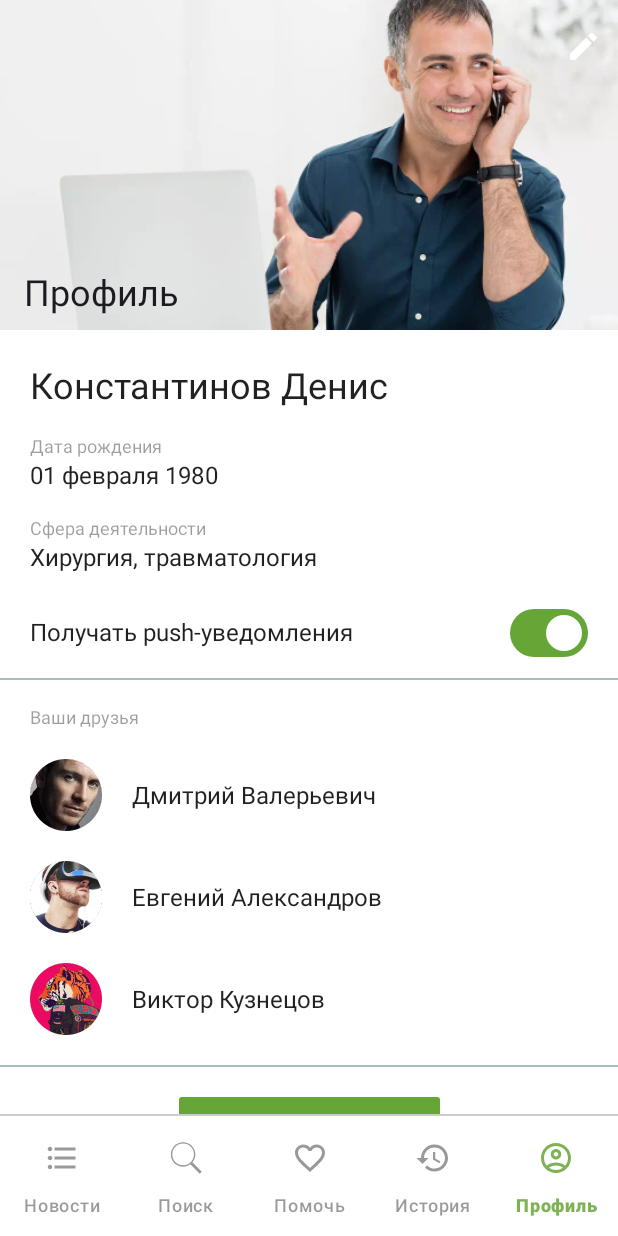
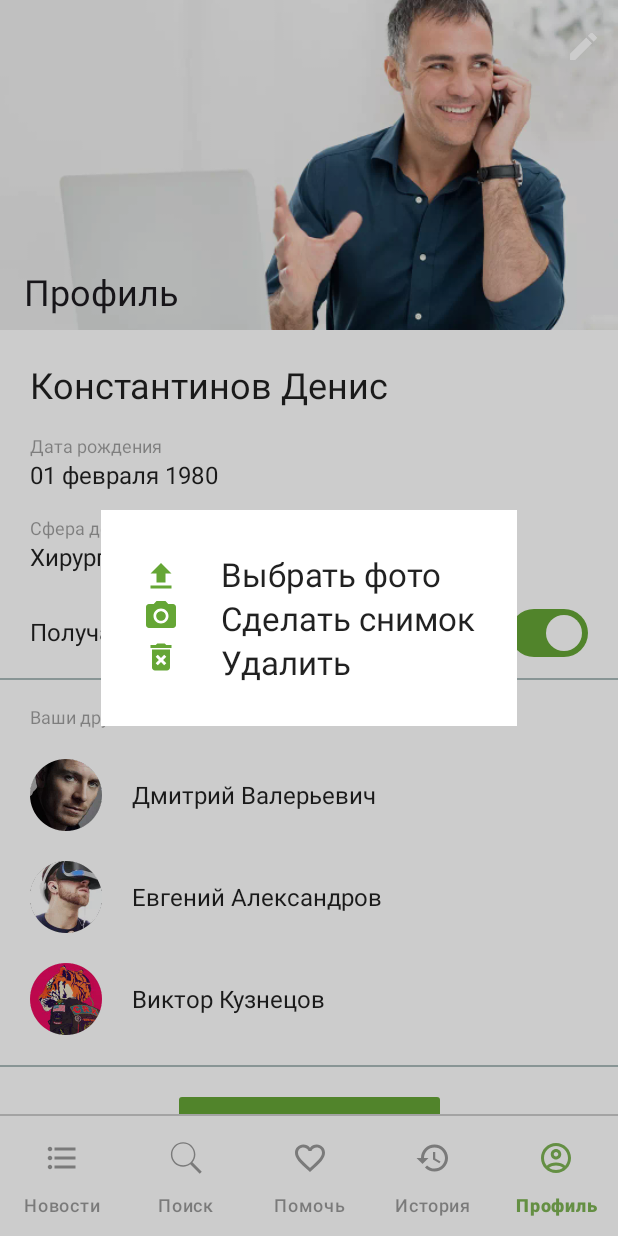
Before and after one commit to yaroslavss/Android_Practicum, an Android app: the screen it shows after launch (MainActivity), after a tap on "Редактировать", on a phone screen of 412 x 824 dp. Run offline under Robolectric (Android 15) with nearby library versions, the phone set to English and light mode, and no system bars; our stand-ins replace navigation-ui.

Commit message:
Add dialog draft to edit profile's photo

```diff
--- a/app/src/main/java/com/yara/android_practicum/ui/MainActivity.kt
+++ b/app/src/main/java/com/yara/android_practicum/ui/MainActivity.kt
@@ -2,6 +2,7 @@ package com.yara.android_practicum.ui
 
 import android.os.Bundle
 import android.view.Menu
+import android.view.MenuItem
 import androidx.appcompat.app.AppCompatActivity
 import androidx.appcompat.widget.Toolbar
 import androidx.navigation.findNavController
@@ -11,6 +12,8 @@ import androidx.navigation.ui.setupWithNavController
 import com.google.android.material.bottomnavigation.BottomNavigationView
 import com.yara.android_practicum.R
 import com.yara.android_practicum.databinding.ActivityMainBinding
+import com.yara.android_practicum.ui.profile.EditProfilePhotoDialogFragment
+import com.yara.android_practicum.ui.profile.FullScreenDialogExample
 
 class MainActivity : AppCompatActivity() {
 
@@ -47,4 +50,25 @@ class MainActivity : AppCompatActivity() {
         menuInflater.inflate(R.menu.menu_main, menu)
         return true
     }
+
+    override fun onOptionsItemSelected(item: MenuItem) = when (item.itemId) {
+        // show dialog to edit profile's photo
+        R.id.action_edit -> {
+            /*EditProfilePhotoDialogFragment().show(
+                supportFragmentManager,
+                "EDIT_PROFILE_PHOTO_DIALOG"
+            )*/
+            val dialogFragment = FullScreenDialogExample()
+            //dialogFragment.setBac(new ColorDrawable(android.graphics.Color.TRANSPARENT));
+            dialogFragment.show(supportFragmentManager, "signature")
+
+            true
+        }
+
+        else -> {
+            // The user's action isn't recognized.
+            // Invoke the superclass to handle it.
+            super.onOptionsItemSelected(item)
+        }
+    }
 }
--- /dev/null
+++ b/app/src/main/java/com/yara/android_practicum/ui/profile/EditProfilePhotoDialogFragment.kt
@@ -0,0 +1,26 @@
+package com.yara.android_practicum.ui.profile
+
+import android.annotation.SuppressLint
+import android.app.Dialog
+import android.os.Bundle
+import androidx.appcompat.app.AlertDialog
+import androidx.fragment.app.DialogFragment
+import com.yara.android_practicum.R
+
+class EditProfilePhotoDialogFragment : DialogFragment() {
+
+    @SuppressLint("InflateParams")
+    override fun onCreateDialog(savedInstanceState: Bundle?): Dialog {
+        return activity?.let {
+            val builder = AlertDialog.Builder(it)
+            // Get the layout inflater.
+            val inflater = requireActivity().layoutInflater
+
+            // Inflate and set the layout for the dialog.
+            // Pass null as the parent view because it's going in the dialog
+            // layout.
+            builder.setView(inflater.inflate(R.layout.dialog_edit_profile_photo, null))
+            builder.create()
+        } ?: throw IllegalStateException("Activity cannot be null")
+    }
+}
--- /dev/null
+++ b/app/src/main/java/com/yara/android_practicum/ui/profile/FullScreenDialogExample.kt
@@ -0,0 +1,38 @@
+package com.yara.android_practicum.ui.profile
+
+import android.graphics.drawable.ColorDrawable
+import android.os.Bundle
+import android.view.LayoutInflater
+import android.view.View
+import android.view.ViewGroup
+import androidx.fragment.app.DialogFragment
+import com.yara.android_practicum.R
+
+//class FullScreenDialogExample(private val callbackListener: CallbackListener) : DialogFragment() {
+class FullScreenDialogExample : DialogFragment() {
+
+    override fun onStart() {
+        super.onStart()
+        dialog?.window?.setBackgroundDrawable(
+            ColorDrawable(
+                resources.getColor(
+                    R.color.black_20,
+                    null
+                )
+            )
+        )
+    }
+
+    override fun onCreateView(
+        inflater: LayoutInflater,
+        container: ViewGroup?,
+        savedInstanceState: Bundle?
+    ): View? {
+        isCancelable = false
+        return inflater.inflate(R.layout.dialog_edit_profile_photo, container, false)
+    }
+
+    override fun getTheme(): Int {
+        return R.style.DialogTheme
+    }
+}
--- /dev/null
+++ b/app/src/main/res/drawable/ic_camera.xml
@@ -0,0 +1,12 @@
+<vector xmlns:android="http://schemas.android.com/apk/res/android"
+    android:width="24dp"
+    android:height="24dp"
+    android:viewportWidth="24"
+    android:viewportHeight="24">
+  <path
+      android:pathData="M9,2L15,2L16.83,4L20,4C21.1,4 22,4.9 22,6L22,18C22,19.1 21.1,20 20,20L4,20C2.9,20 2,19.1 2,18L2,6C2,4.9 2.9,4 4,4L7.17,4L9,2ZM12,17C14.76,17 17,14.76 17,12C17,9.24 14.76,7 12,7C9.24,7 7,9.24 7,12C7,14.76 9.24,17 12,17ZM12,15.2C10.233,15.2 8.8,13.767 8.8,12C8.8,10.233 10.233,8.8 12,8.8C13.767,8.8 15.2,10.233 15.2,12C15.2,13.767 13.767,15.2 12,15.2Z"
+      android:strokeWidth="1"
+      android:fillColor="#65A635"
+      android:fillType="evenOdd"
+      android:strokeColor="#00000000"/>
+</vector>
--- /dev/null
+++ b/app/src/main/res/drawable/ic_delete.xml
@@ -0,0 +1,12 @@
+<vector xmlns:android="http://schemas.android.com/apk/res/android"
+    android:width="24dp"
+    android:height="24dp"
+    android:viewportWidth="24"
+    android:viewportHeight="24">
+  <path
+      android:pathData="M6,19C6,20.1 6.9,21 8,21L16,21C17.1,21 18,20.1 18,19L18,7L6,7L6,19L6,19ZM8.46,11.88L9.87,10.47L12,12.59L14.12,10.47L15.53,11.88L13.41,14L15.53,16.12L14.12,17.53L12,15.41L9.88,17.53L8.47,16.12L10.59,14L8.46,11.88L8.46,11.88ZM15.5,4L14.5,3L9.5,3L8.5,4L5,4L5,6L19,6L19,4L15.5,4Z"
+      android:strokeWidth="1"
+      android:fillColor="#65A635"
+      android:fillType="evenOdd"
+      android:strokeColor="#00000000"/>
+</vector>
--- /dev/null
+++ b/app/src/main/res/drawable/ic_upload.xml
@@ -0,0 +1,12 @@
+<vector xmlns:android="http://schemas.android.com/apk/res/android"
+    android:width="24dp"
+    android:height="24dp"
+    android:viewportWidth="24"
+    android:viewportHeight="24">
+  <path
+      android:pathData="M9,17L15,17L15,11L19,11L12,4L5,11L9,11L9,17ZM5,19L19,19L19,21L5,21L5,19Z"
+      android:strokeWidth="1"
+      android:fillColor="#65A635"
+      android:fillType="evenOdd"
+      android:strokeColor="#00000000"/>
+</vector>
--- /dev/null
+++ b/app/src/main/res/layout/dialog_edit_profile_photo.xml
@@ -0,0 +1,63 @@
+<?xml version="1.0" encoding="utf-8"?>
+<FrameLayout xmlns:android="http://schemas.android.com/apk/res/android"
+    android:layout_width="match_parent"
+    android:layout_height="match_parent"
+    android:background="@android:color/transparent">
+
+    <androidx.constraintlayout.widget.ConstraintLayout xmlns:app="http://schemas.android.com/apk/res-auto"
+        android:layout_width="wrap_content"
+        android:layout_height="wrap_content"
+        android:layout_gravity="center|center_vertical"
+        android:background="@color/white"
+        android:padding="@dimen/spacing_xxl">
+
+        <ImageView
+            android:id="@+id/ivIconUpload"
+            android:layout_width="@dimen/default_icon_side"
+            android:layout_height="@dimen/default_icon_side"
+            android:layout_marginTop="@dimen/dialog_icon_margin_top"
+            android:src="@drawable/ic_upload"
+            app:layout_constraintStart_toStartOf="parent"
+            app:layout_constraintTop_toTopOf="parent" />
+
+        <TextView
+            android:id="@+id/tvUploadPhoto"
+            style="@style/DialogText"
+            android:text="@string/upload_photo_label"
+            app:layout_constraintStart_toEndOf="@id/ivIconUpload"
+            app:layout_constraintTop_toTopOf="parent" />
+
+        <ImageView
+            android:id="@+id/ivIconCamera"
+            android:layout_width="@dimen/default_icon_side"
+            android:layout_height="@dimen/default_icon_side"
+            android:layout_marginTop="@dimen/dialog_icon_margin_top"
+            android:src="@drawable/ic_camera"
+            app:layout_constraintStart_toStartOf="parent"
+            app:layout_constraintTop_toBottomOf="@id/ivIconUpload" />
+
+        <TextView
+            android:id="@+id/tvMakePhoto"
+            style="@style/DialogText"
+            android:text="@string/make_photo_label"
+            app:layout_constraintStart_toEndOf="@id/ivIconUpload"
+            app:layout_constraintTop_toBottomOf="@id/tvUploadPhoto" />
+
+        <ImageView
+            android:id="@+id/ivIconDelete"
+            android:layout_width="@dimen/default_icon_side"
+            android:layout_height="@dimen/default_icon_side"
+            android:layout_marginTop="@dimen/dialog_icon_margin_top"
+            android:src="@drawable/ic_delete"
+            app:layout_constraintStart_toStartOf="parent"
+            app:layout_constraintTop_toBottomOf="@id/ivIconCamera" />
+
+        <TextView
+            android:id="@+id/tvDeletePhoto"
+            style="@style/DialogText"
+            android:text="@string/delete_photo_label"
+            app:layout_constraintStart_toEndOf="@id/ivIconUpload"
+            app:layout_constraintTop_toBottomOf="@id/tvMakePhoto" />
+
+    </androidx.constraintlayout.widget.ConstraintLayout>
+</FrameLayout>
--- a/app/src/main/res/values/dimens.xml
+++ b/app/src/main/res/values/dimens.xml
@@ -3,6 +3,7 @@
     <dimen name="default_margin">20dp</dimen>
     <dimen name="btn_radius">2dp</dimen>
     <dimen name="btn_elevation">10dp</dimen>
+    <dimen name="default_icon_side">24dp</dimen>
 
     <!-- Splash Screen -->
     <dimen name="splash_logo_top_margin">178dp</dimen>
@@ -20,4 +21,7 @@
     <dimen name="default_divider_margin">40dp</dimen>
     <dimen name="friend_avatar_width">48dp</dimen>
     <dimen name="friend_avatar_height">48dp</dimen>
+
+    <!-- Profile photo edit dialog -->
+    <dimen name="dialog_icon_margin_top">3dp</dimen>
 </resources>
--- a/app/src/main/res/values/strings.xml
+++ b/app/src/main/res/values/strings.xml
@@ -26,4 +26,9 @@
     <string name="profile_friend_name_2">Евгений Александров</string>
     <string name="profile_friend_name_3">Виктор Кузнецов</string>
     <string name="btn_logout_label">Выйти из аккаунта</string>
+
+    <!-- Profile photo edit dialog -->
+    <string name="upload_photo_label">Выбрать фото</string>
+    <string name="make_photo_label">Сделать снимок</string>
+    <string name="delete_photo_label">Удалить</string>
 </resources>
--- a/app/src/main/res/values/styles.xml
+++ b/app/src/main/res/values/styles.xml
@@ -1,5 +1,6 @@
 <?xml version="1.0" encoding="utf-8"?>
 <resources>
+
     <style name="TextLabel">
         <item name="android:layout_width">wrap_content</item>
         <item name="android:layout_height">wrap_content</item>
@@ -32,4 +33,17 @@
         <item name="android:textSize">21sp</item>
         <item name="android:textColor">@color/white</item>
     </style>
+
+    <style name="TextStyle16">
+        <item name="android:fontFamily">sans-serif</item>
+        <item name="android:textStyle">normal</item>
+        <item name="android:textSize">22sp</item>
+        <item name="android:textColor">@color/black_87</item>
+    </style>
+
+    <style name="DialogText" parent="TextStyle16">
+        <item name="android:layout_width">wrap_content</item>
+        <item name="android:layout_height">wrap_content</item>
+        <item name="android:layout_marginStart">@dimen/spacing_xxl</item>
+    </style>
 </resources>
--- a/app/src/main/res/values/themes.xml
+++ b/app/src/main/res/values/themes.xml
@@ -50,4 +50,11 @@
         <item name="android:windowContentOverlay">@null</item>
         <item name="android:colorBackground">@color/splash_background</item>
     </style>
+
+    <!-- Set parent theme as app theme. -->
+    <style name="DialogTheme" parent="Theme.Android_Practicum">
+        <item name="android:windowNoTitle">true</item>
+        <item name="android:windowFullscreen">false</item>
+        <item name="android:windowIsFloating">false</item>
+    </style>
 </resources>
```
